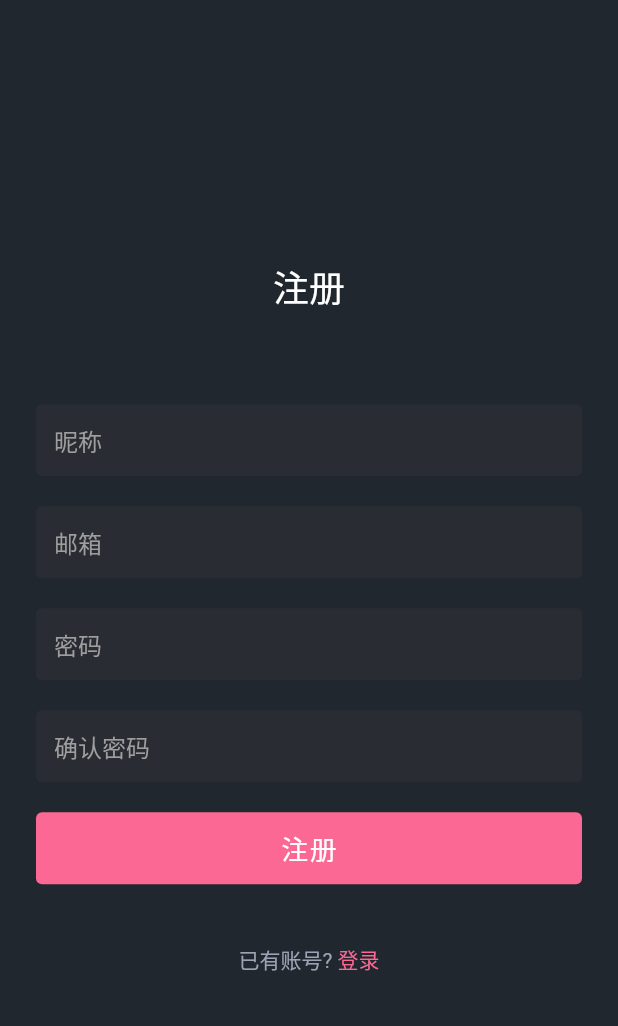
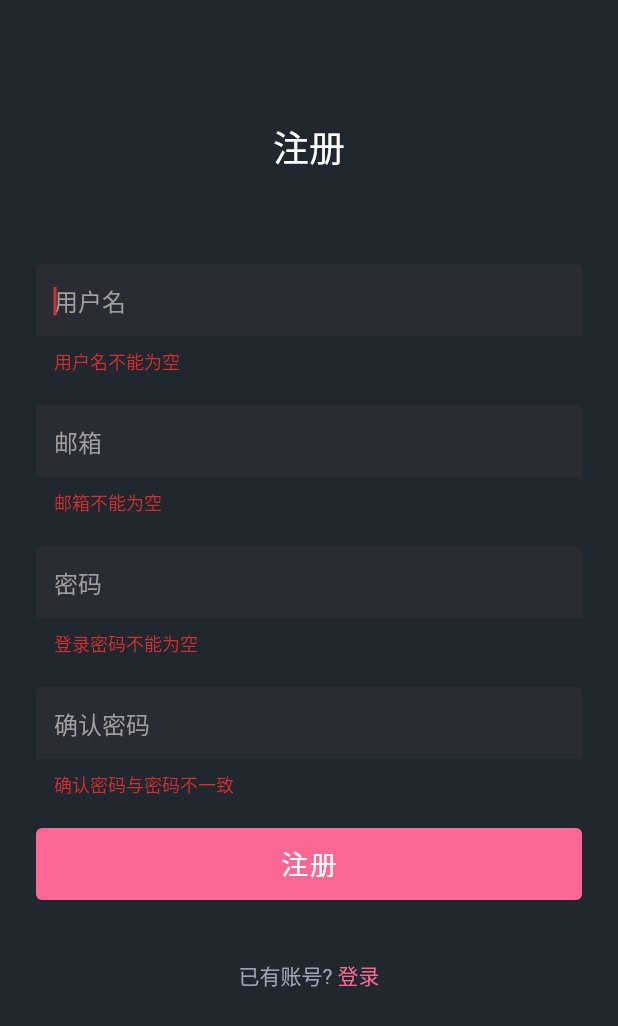
Before and after one commit to Tecode/flutter_book, a Flutter app: the Register screen opened directly, on a phone screen of 412 x 824 dp. Shown: the top 1026 px of the screen. Run offline on Flutter 3.47's test engine with Material 2 defaults, Android fonts, the phone set to English and light mode, and no system bars; our stand-ins replace carousel_slider, dio, fluro, flutter_mobx, flutter_svg, mobx and 1 more; generated files the repository leaves out were written again; Roboto replaces fonts that are missing (Poppins-Bold, Poppins-Medium); statements that could not run were skipped.

```diff
--- a/lib/api/firstScreen.dart
+++ /dev/null
@@ -1,6 +0,0 @@
-import 'package:flutter_book/api/http.dart';
-import 'package:dio/dio.dart';
-
-class FirstScreenApi {
-  // static Dio ds = HttpRequest().dio.get('path');
-}
--- a/lib/containers/Register.dart
+++ b/lib/containers/Register.dart
@@ -2,6 +2,10 @@ import 'package:flutter/material.dart';
 import 'package:flutter_book/helpers/constants.dart';
 import 'package:fluro/fluro.dart';
 import 'package:flutter_book/routers/application.dart';
+
+import 'package:provider/provider.dart';
+import 'package:flutter_mobx/flutter_mobx.dart';
+import 'package:flutter_book/stores/registerStore.dart';
 
 class Register extends StatefulWidget {
   @override
@@ -13,8 +17,10 @@ class _RegisterState extends State<Register> {
   final TextEditingController _passwordFilter = TextEditingController();
   final TextEditingController _confirmPasswordFilter = TextEditingController();
   final TextEditingController _nameFilter = TextEditingController();
-  String _email = "";
-  String _password = "";
+
+  RegisterStore registerStore;
+  String _email = '';
+  String _password = '';
 
   _RegisterState() {
     _emailFilter.addListener(_emailListen);
@@ -25,7 +31,7 @@ class _RegisterState extends State<Register> {
 
   void _emailListen() {
     if (_emailFilter.text.isEmpty) {
-      _email = "";
+      _email = '';
     } else {
       _email = _emailFilter.text;
     }
@@ -33,7 +39,7 @@ class _RegisterState extends State<Register> {
 
   void _passwordListen() {
     if (_passwordFilter.text.isEmpty) {
-      _password = "";
+      _password = '';
     } else {
       _password = _passwordFilter.text;
     }
@@ -41,7 +47,7 @@ class _RegisterState extends State<Register> {
 
   void _confirmPasswordListen() {
     if (_passwordFilter.text.isEmpty) {
-      _password = "";
+      _password = '';
     } else {
       _password = _passwordFilter.text;
     }
@@ -49,7 +55,7 @@ class _RegisterState extends State<Register> {
 
   void _nameListen() {
     if (_passwordFilter.text.isEmpty) {
-      _password = "";
+      _password = '';
     } else {
       _password = _passwordFilter.text;
     }
@@ -57,9 +63,15 @@ class _RegisterState extends State<Register> {
 
   @override
   Widget build(BuildContext context) {
+    // 注册的store
+    registerStore = Provider.of<RegisterStore>(context);
+
     return Scaffold(
-      body: Container(
+      body: SingleChildScrollView(
+        child: Container(
+          padding: EdgeInsets.only(top: 80.0, bottom: 40.0),
           margin: EdgeInsets.symmetric(horizontal: Constants.pageMargin),
+          child: Container(
             child: Column(
               mainAxisAlignment: MainAxisAlignment.center,
               children: <Widget>[
@@ -76,13 +88,16 @@ class _RegisterState extends State<Register> {
                     borderRadius: BorderRadius.circular(4.0),
                     child: TextField(
                       cursorColor: Colors.white,
+                      autofocus: true,
                       controller: _nameFilter,
                       decoration: InputDecoration(
-                      hintText: "昵称",
+                          errorText: '用户名不能为空',
+                          hintText: '用户名',
                           border: InputBorder.none,
                           fillColor: Color(AppColors.themeColorGray),
                           filled: true,
-                      hintStyle: TextStyle(color: Colors.grey, fontSize: 16.0)),
+                          hintStyle:
+                              TextStyle(color: Colors.grey, fontSize: 16.0)),
                     ),
                   ),
                 ),
@@ -96,11 +111,13 @@ class _RegisterState extends State<Register> {
                       },
                       controller: _passwordFilter,
                       decoration: InputDecoration(
+                          errorText: '邮箱不能为空',
                           hintText: '邮箱',
                           border: InputBorder.none,
                           fillColor: Color(AppColors.themeColorGray),
                           filled: true,
-                      hintStyle: TextStyle(color: Colors.grey, fontSize: 16.0)),
+                          hintStyle:
+                              TextStyle(color: Colors.grey, fontSize: 16.0)),
                     ),
                   ),
                 ),
@@ -111,11 +128,13 @@ class _RegisterState extends State<Register> {
                     child: TextField(
                       controller: _passwordFilter,
                       decoration: InputDecoration(
+                          errorText: '登录密码不能为空',
                           hintText: '密码',
                           border: InputBorder.none,
                           fillColor: Color(AppColors.themeColorGray),
                           filled: true,
-                      hintStyle: TextStyle(color: Colors.grey, fontSize: 16.0)),
+                          hintStyle:
+                              TextStyle(color: Colors.grey, fontSize: 16.0)),
                       obscureText: true,
                     ),
                   ),
@@ -127,11 +146,13 @@ class _RegisterState extends State<Register> {
                     child: TextField(
                       controller: _confirmPasswordFilter,
                       decoration: InputDecoration(
+                          errorText: '确认密码与密码不一致',
                           hintText: '确认密码',
                           border: InputBorder.none,
                           fillColor: Color(AppColors.themeColorGray),
                           filled: true,
-                      hintStyle: TextStyle(color: Colors.grey, fontSize: 16.0)),
+                          hintStyle:
+                              TextStyle(color: Colors.grey, fontSize: 16.0)),
                       obscureText: true,
                     ),
                   ),
@@ -144,15 +165,19 @@ class _RegisterState extends State<Register> {
                       borderRadius: BorderRadius.circular(4.0)),
                   child: Material(
                     color: Colors.transparent,
-                child: InkWell(
-                  onTap: () {},
+                    child: Observer(
+                      builder: (_) => InkWell(
+                            onTap: () {
+                              registerStore.handleRegister();
+                            },
                             child: Center(
-                    child: Text("注册",
+                              child: Text('注册',
                                   style: TextStyle(
                                       color: Colors.white,
-                            fontFamily: "Poppins-Bold",
+                                      fontFamily: 'Poppins-Bold',
                                       fontSize: 18,
                                       letterSpacing: 1.0)),
+                            ),
                           ),
                     ),
                   ),
@@ -161,42 +186,31 @@ class _RegisterState extends State<Register> {
                   mainAxisAlignment: MainAxisAlignment.center,
                   children: <Widget>[
                     Text(
-                  "已有账号? ",
+                      '已有账号? ',
                       style: TextStyle(
-                      fontFamily: "Poppins-Medium",
+                          fontFamily: 'Poppins-Medium',
                           color: Color(AppColors.fontColorGray)),
                     ),
                     InkWell(
                       onTap: () {
                         Application.router.navigateTo(
                           context,
-                      "/login",
+                          '/login',
                           transition: TransitionType.native,
                         );
                       },
-                  child: Text("登录",
+                      child: Text('登录',
                           style: TextStyle(
                               color: Color(AppColors.mainColor),
-                          fontFamily: "Poppins-Bold")),
+                              fontFamily: 'Poppins-Bold')),
                     )
                   ],
                 )
               ],
             ),
           ),
+        ),
+      ),
     );
   }
-
-// 事件
-  void _loginPressed() {
-    print('The user wants to login with $_email and $_password');
 }
-
-  void _createAccountPressed() {
-    print('The user wants to create an accoutn with $_email and $_password');
-  }
-
-  void _passwordReset() {
-    print("The user wants a password reset request sent to $_email");
-  }
-}
--- a/pubspec.yaml
+++ b/pubspec.yaml
@@ -26,18 +26,20 @@ dependencies:
   # The following adds the Cupertino Icons font to your application.
   # Use with the CupertinoIcons class for iOS style icons.
   cupertino_icons: ^0.1.2
-  flutter_svg: ">=0.13.0"
+  flutter_svg: ">=0.12.4"
   carousel_slider: ^1.3.0
   fluro: "^1.4.0"
   provider: ^2.0.1
   dio: 2.1.0
   photo_view: 0.3.3
+  json_annotation: ^2.0.0
 
 dev_dependencies:
   flutter_test:
     sdk: flutter
   build_runner: ^1.3.1
   mobx_codegen:
+  json_serializable: ^3.0.0
 
 
 # For information on the generic Dart part of this file, see the
@@ -61,6 +63,7 @@ flutter:
    - lib/stores/
    - lib/api/
    - assets/images/
+   - lib/models/
 
 
   # An image asset can refer to one or more resolution-specific "variants", see
```
Also changed, not shown: lib/api/http.dart (+10 -3 lines), lib/main.dart (+12 -1 lines), lib/models/register.dart (added, +13 -0 lines), lib/stores/loginStore.dart (added, +30 -0 lines), lib/stores/registerStore.dart (added, +32 -0 lines), lib/models/login.dart (added), lib/models/register.g.dart (added), lib/stores/loginStore.g.dart (added), lib/stores/registerStore.g.dart (added), pubspec.lock, 1 other file. Lines whose indentation alone changed are shown as unchanged.
